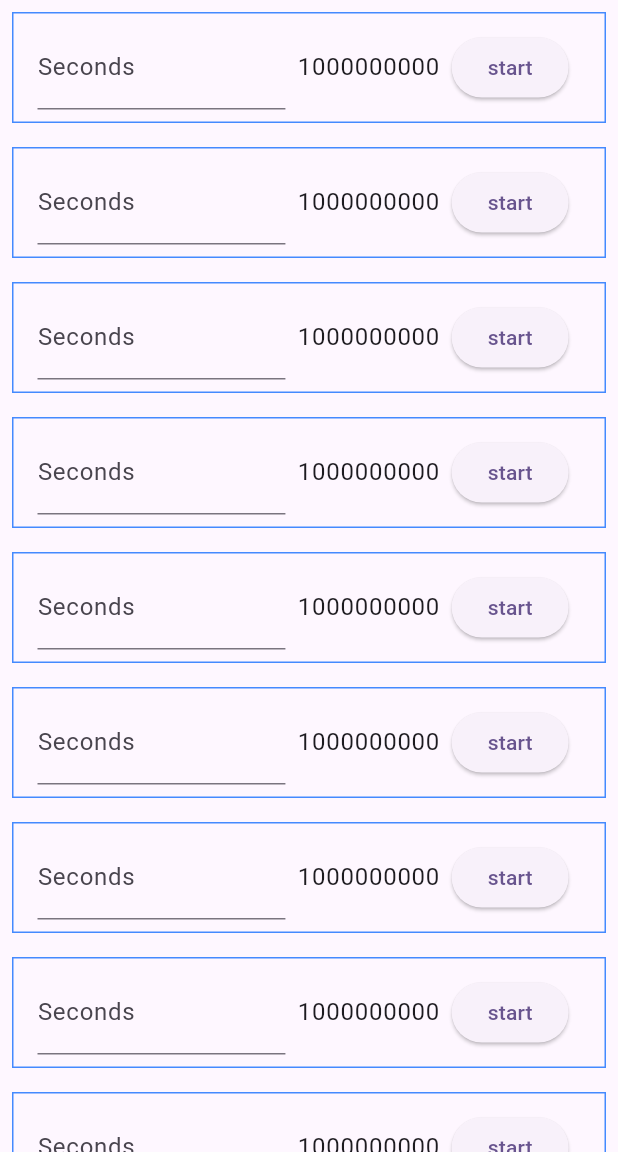
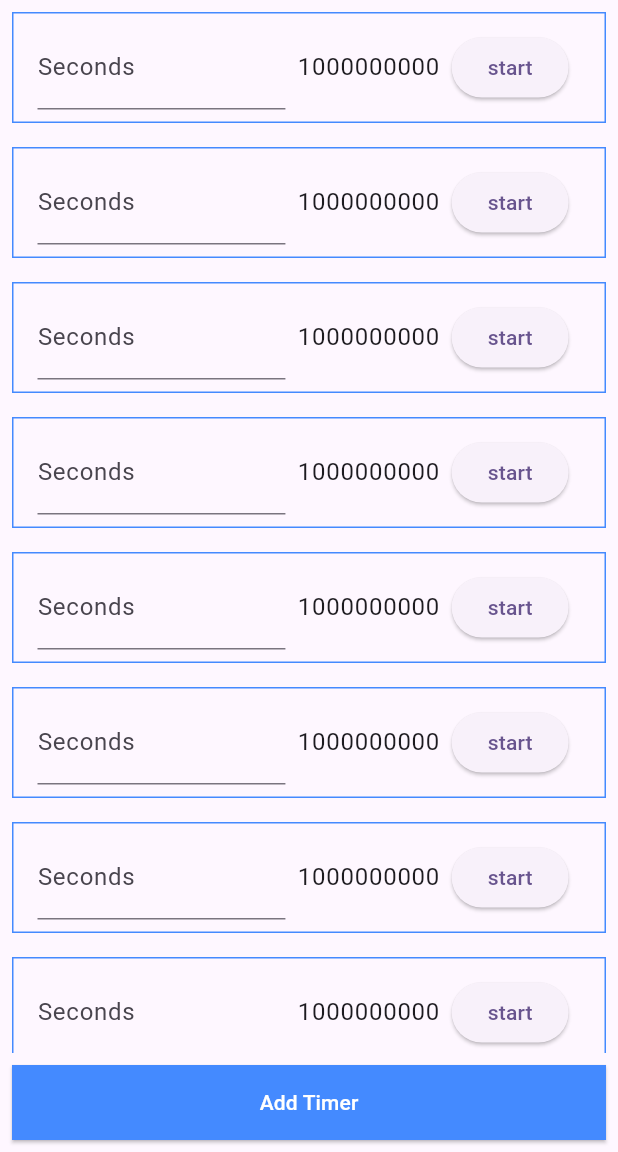
Before and after one commit to amaljoseph759/DevDigital_coding_challenge, a Flutter app: the screen it shows after launch, on a phone screen of 412 x 824 dp, the part 84-1236 px from its top. Run offline on Flutter 3.47's test engine with Material 2 defaults, Android fonts, the phone set to English and light mode, and no system bars; our stand-ins replace get.

Commit message:
add a elevated button for adding the timer slot

```diff
--- a/timer_list_view/lib/UI/Listview_UI.dart
+++ b/timer_list_view/lib/UI/Listview_UI.dart
@@ -46,6 +46,24 @@ class ListApp extends StatelessWidget {
               },
             ),
           ),
+          Padding(
+            padding: const EdgeInsets.all(8.0),
+            child: ElevatedButton(
+              style: ElevatedButton.styleFrom(
+                backgroundColor: Colors.blueAccent,
+                foregroundColor: Colors.white,
+                minimumSize: const Size.fromHeight(50),
+                shape: const RoundedRectangleBorder(
+                  borderRadius: BorderRadius.only(
+                    topRight: Radius.circular(0.0),
+                    topLeft: Radius.circular(0.0),
+                  ),
+                ),
+              ),
+              onPressed: () {},
+              child: const Text('Add Timer'),
+            ),
+          ),
         ],
       ),
     );
```
